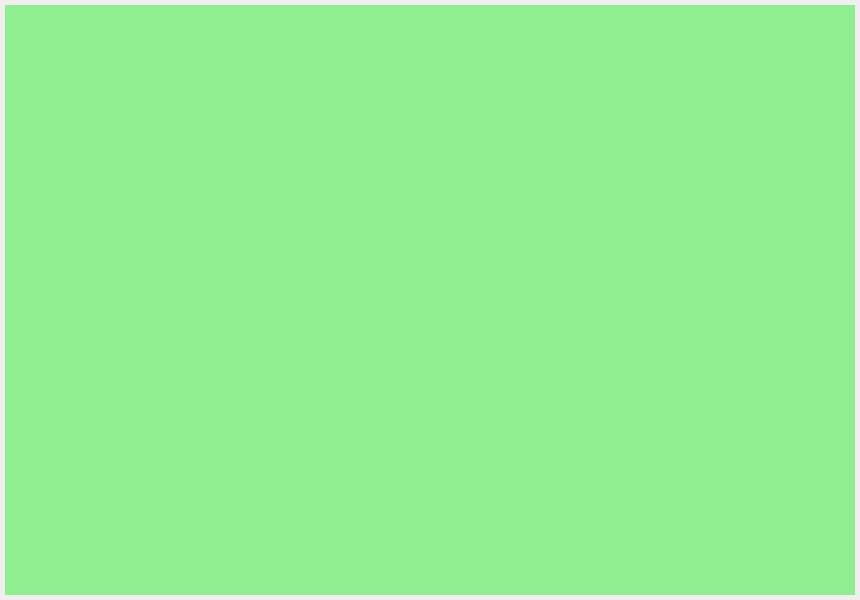
First picture: the form in gui/uis/pages/main_pages.ui, repository Cairoknox/Advanced-Programming, before the edit.
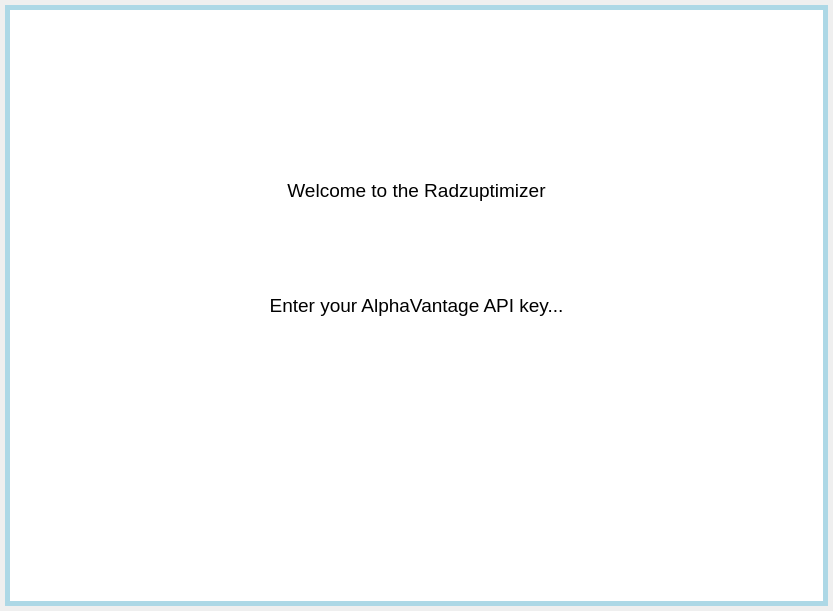
Second picture: the form after the edit.

What changed in the file:
```diff
--- a/gui/uis/pages/main_pages.ui
+++ b/gui/uis/pages/main_pages.ui
@@ -6,8 +6,8 @@
    <rect>
     <x>0</x>
     <y>0</y>
-    <width>860</width>
-    <height>600</height>
+    <width>833</width>
+    <height>611</height>
    </rect>
   </property>
   <property name="windowTitle">
@@ -38,8 +38,14 @@
       <number>0</number>
      </property>
      <widget class="QWidget" name="page_1">
+      <property name="font">
+       <font>
+        <family>MS Shell Dlg 2</family>
+        <pointsize>14</pointsize>
+       </font>
+      </property>
       <property name="styleSheet">
-       <string notr="true">font-size: 14pt;background: lightgreen;</string>
+       <string notr="true"/>
       </property>
       <layout class="QVBoxLayout" name="page_1_layout">
        <property name="spacing">
@@ -57,6 +63,219 @@
        <property name="bottomMargin">
         <number>5</number>
        </property>
+       <item>
+        <widget class="QFrame" name="main_frame">
+         <property name="font">
+          <font>
+           <family>MS Shell Dlg 2</family>
+           <pointsize>14</pointsize>
+          </font>
+         </property>
+         <property name="styleSheet">
+          <string notr="true">font-size: 14pt;background: white;</string>
+         </property>
+         <property name="frameShape">
+          <enum>QFrame::NoFrame</enum>
+         </property>
+         <property name="frameShadow">
+          <enum>QFrame::Raised</enum>
+         </property>
+         <layout class="QVBoxLayout" name="verticalLayout">
+          <item>
+           <widget class="QFrame" name="logo_frame">
+            <property name="frameShape">
+             <enum>QFrame::NoFrame</enum>
+            </property>
+            <property name="frameShadow">
+             <enum>QFrame::Raised</enum>
+            </property>
+            <layout class="QVBoxLayout" name="logo_layout">
+             <property name="spacing">
+              <number>0</number>
+             </property>
+             <property name="leftMargin">
+              <number>0</number>
+             </property>
+             <property name="topMargin">
+              <number>0</number>
+             </property>
+             <property name="rightMargin">
+              <number>0</number>
+             </property>
+             <property name="bottomMargin">
+              <number>0</number>
+             </property>
+            </layout>
+           </widget>
+          </item>
+          <item>
+           <widget class="QLabel" name="welcome_message">
+            <property name="font">
+             <font>
+              <family>MS Shell Dlg 2</family>
+              <pointsize>14</pointsize>
+              <weight>50</weight>
+              <bold>false</bold>
+             </font>
+            </property>
+            <property name="text">
+             <string>Welcome to the Radzuptimizer</string>
+            </property>
+            <property name="alignment">
+             <set>Qt::AlignCenter</set>
+            </property>
+           </widget>
+          </item>
+          <item>
+           <widget class="QLabel" name="welcome_message_2">
+            <property name="enabled">
+             <bool>true</bool>
+            </property>
+            <property name="font">
+             <font>
+              <family>MS Shell Dlg 2</family>
+              <pointsize>14</pointsize>
+              <weight>50</weight>
+              <bold>false</bold>
+             </font>
+            </property>
+            <property name="text">
+             <string>Enter your AlphaVantage API key...</string>
+            </property>
+            <property name="alignment">
+             <set>Qt::AlignCenter</set>
+            </property>
+           </widget>
+          </item>
+          <item>
+           <widget class="QFrame" name="API_frame">
+            <property name="minimumSize">
+             <size>
+              <width>0</width>
+              <height>40</height>
+             </size>
+            </property>
+            <property name="font">
+             <font>
+              <family>MS Shell Dlg 2</family>
+              <pointsize>14</pointsize>
+             </font>
+            </property>
+            <property name="frameShape">
+             <enum>QFrame::NoFrame</enum>
+            </property>
+            <property name="frameShadow">
+             <enum>QFrame::Raised</enum>
+            </property>
+            <layout class="QHBoxLayout" name="API_layout">
+             <property name="spacing">
+              <number>0</number>
+             </property>
+             <property name="leftMargin">
+              <number>0</number>
+             </property>
+             <property name="topMargin">
+              <number>0</number>
+             </property>
+             <property name="rightMargin">
+              <number>6</number>
+             </property>
+             <property name="bottomMargin">
+              <number>0</number>
+             </property>
+             <item>
+              <widget class="QFrame" name="API_key_frame">
+               <property name="frameShape">
+                <enum>QFrame::NoFrame</enum>
+               </property>
+               <property name="frameShadow">
+                <enum>QFrame::Raised</enum>
+               </property>
+               <layout class="QVBoxLayout" name="API_key_layout">
+                <property name="spacing">
+                 <number>0</number>
+                </property>
+                <property name="leftMargin">
+                 <number>0</number>
+                </property>
+                <property name="topMargin">
+                 <number>0</number>
+                </property>
+                <property name="rightMargin">
+                 <number>0</number>
+                </property>
+                <property name="bottomMargin">
+                 <number>0</number>
+                </property>
+               </layout>
+              </widget>
+             </item>
+             <item>
+              <widget class="QFrame" name="API_valid_frame">
+               <property name="frameShape">
+                <enum>QFrame::NoFrame</enum>
+               </property>
+               <property name="frameShadow">
+                <enum>QFrame::Raised</enum>
+               </property>
+               <layout class="QVBoxLayout" name="API_valid_layout">
+                <property name="spacing">
+                 <number>0</number>
+                </property>
+                <property name="leftMargin">
+                 <number>0</number>
+                </property>
+                <property name="topMargin">
+                 <number>0</number>
+                </property>
+                <property name="rightMargin">
+                 <number>0</number>
+                </property>
+                <property name="bottomMargin">
+                 <number>0</number>
+                </property>
+               </layout>
+              </widget>
+             </item>
+            </layout>
+           </widget>
+          </item>
+          <item>
+           <widget class="QFrame" name="send_frame">
+            <property name="minimumSize">
+             <size>
+              <width>0</width>
+              <height>20</height>
+             </size>
+            </property>
+            <property name="frameShape">
+             <enum>QFrame::NoFrame</enum>
+            </property>
+            <property name="frameShadow">
+             <enum>QFrame::Raised</enum>
+            </property>
+            <layout class="QVBoxLayout" name="send_layout">
+             <property name="spacing">
+              <number>0</number>
+             </property>
+             <property name="leftMargin">
+              <number>0</number>
+             </property>
+             <property name="topMargin">
+              <number>0</number>
+             </property>
+             <property name="rightMargin">
+              <number>0</number>
+             </property>
+             <property name="bottomMargin">
+              <number>0</number>
+             </property>
+            </layout>
+           </widget>
+          </item>
+         </layout>
+        </widget>
+       </item>
       </layout>
      </widget>
      <widget class="QWidget" name="page_2">
```
